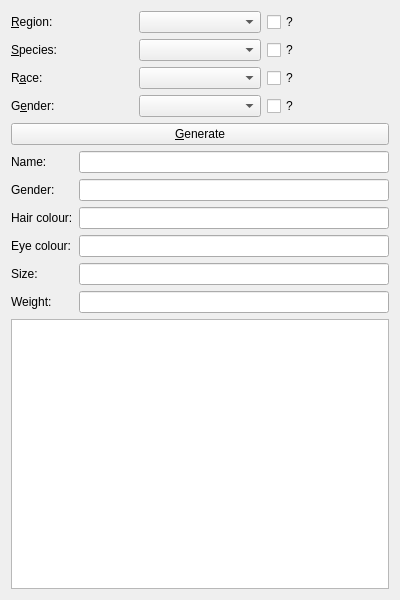
andreassch/RPGAssistant, file UI/NPCGeneratorWidget.ui: the form before one commit.
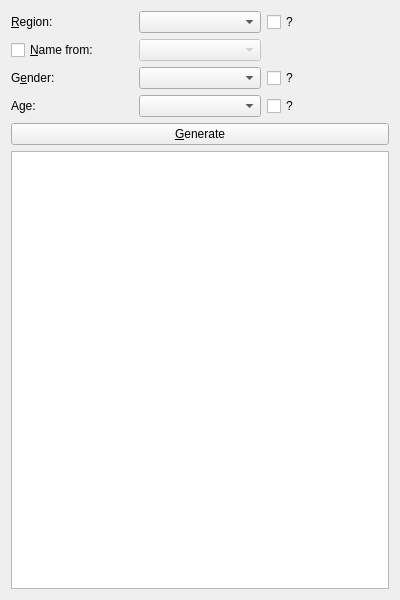
The form after the commit. Icons and pictures are not drawn.

Commit message: Refactored NSC generator which now copies DSASuite's Retorte person generator with its data as far as the data format could be figured out. Documented the conversion of DSASuite's data files in the README. Additional minor fixes.

```diff
--- a/UI/NPCGeneratorWidget.ui
+++ b/UI/NPCGeneratorWidget.ui
@@ -14,39 +14,33 @@
    <string>NPC Generator</string>
   </property>
   <property name="windowIcon">
-   <iconset resource="../icons.qrc">
+   <iconset resource="../graphics.qrc">
     <normaloff>:/Graphics/rpgassistant.ico</normaloff>:/Graphics/rpgassistant.ico</iconset>
   </property>
   <layout class="QVBoxLayout" name="verticalLayout">
    <item>
     <layout class="QGridLayout" name="gridLayout">
-     <item row="3" column="1">
+     <item row="2" column="1">
       <widget class="QComboBox" name="comboGender"/>
      </item>
-     <item row="2" column="0">
-      <widget class="QLabel" name="labelRace">
-       <property name="text">
-        <string>R&amp;ace:</string>
-       </property>
-       <property name="buddy">
-        <cstring>comboRace</cstring>
-       </property>
-      </widget>
-     </item>
-     <item row="1" column="1">
-      <widget class="QComboBox" name="comboSpecies"/>
-     </item>
      <item row="1" column="0">
-      <widget class="QLabel" name="labelSpecies">
+      <widget class="QCheckBox" name="checkNameRegion">
        <property name="text">
-        <string>&amp;Species:</string>
+        <string>&amp;Name from:</string>
        </property>
-       <property name="buddy">
-        <cstring>comboSpecies</cstring>
+      </widget>
+     </item>
+     <item row="2" column="2">
+      <widget class="QCheckBox" name="checkRandomGender">
+       <property name="text">
+        <string>?</string>
        </property>
       </widget>
      </item>
-     <item row="3" column="0">
+     <item row="0" column="1">
+      <widget class="QComboBox" name="comboRegion"/>
+     </item>
+     <item row="2" column="0">
       <widget class="QLabel" name="labelGender">
        <property name="text">
         <string>G&amp;ender:</string>
@@ -56,8 +50,12 @@
        </property>
       </widget>
      </item>
-     <item row="2" column="1">
-      <widget class="QComboBox" name="comboRace"/>
+     <item row="0" column="2">
+      <widget class="QCheckBox" name="checkRandomRegion">
+       <property name="text">
+        <string>?</string>
+       </property>
+      </widget>
      </item>
      <item row="0" column="0">
       <widget class="QLabel" name="labelRegion">
@@ -69,32 +67,25 @@
        </property>
       </widget>
      </item>
-     <item row="0" column="1">
-      <widget class="QComboBox" name="comboRegion"/>
-     </item>
-     <item row="0" column="2">
-      <widget class="QCheckBox" name="checkRandomRegion">
-       <property name="text">
-        <string>?</string>
+     <item row="1" column="1">
+      <widget class="QComboBox" name="comboNameRegion">
+       <property name="enabled">
+        <bool>false</bool>
        </property>
       </widget>
      </item>
-     <item row="1" column="2">
-      <widget class="QCheckBox" name="checkRandomSpecies">
+     <item row="3" column="0">
+      <widget class="QLabel" name="labelAge">
        <property name="text">
-        <string>?</string>
+        <string>Age:</string>
        </property>
       </widget>
      </item>
-     <item row="2" column="2">
-      <widget class="QCheckBox" name="checkRandomRace">
-       <property name="text">
-        <string>?</string>
-       </property>
-      </widget>
+     <item row="3" column="1">
+      <widget class="QComboBox" name="comboAge"/>
      </item>
      <item row="3" column="2">
-      <widget class="QCheckBox" name="checkRandomGender">
+      <widget class="QCheckBox" name="checkRandomAge">
        <property name="text">
         <string>?</string>
        </property>
@@ -110,89 +101,7 @@
     </widget>
    </item>
    <item>
-    <layout class="QFormLayout" name="formLayout_2">
-     <item row="0" column="0">
-      <widget class="QLabel" name="labelName">
-       <property name="text">
-        <string>Name:</string>
-       </property>
-       <property name="buddy">
-        <cstring>lineName</cstring>
-       </property>
-      </widget>
-     </item>
-     <item row="2" column="0">
-      <widget class="QLabel" name="labelHairColor">
-       <property name="text">
-        <string>Hair colour:</string>
-       </property>
-       <property name="buddy">
-        <cstring>lineHairColor</cstring>
-       </property>
-      </widget>
-     </item>
-     <item row="3" column="0">
-      <widget class="QLabel" name="labelEyeColor">
-       <property name="text">
-        <string>Eye colour:</string>
-       </property>
-       <property name="buddy">
-        <cstring>lineEyeColor</cstring>
-       </property>
-      </widget>
-     </item>
-     <item row="0" column="1">
-      <widget class="QLineEdit" name="lineName"/>
-     </item>
-     <item row="2" column="1">
-      <widget class="QLineEdit" name="lineHairColor"/>
-     </item>
-     <item row="3" column="1">
-      <widget class="QLineEdit" name="lineEyeColor"/>
-     </item>
-     <item row="4" column="0">
-      <widget class="QLabel" name="labelSize">
-       <property name="text">
-        <string>Size:</string>
-       </property>
-       <property name="buddy">
-        <cstring>lineSize</cstring>
-       </property>
-      </widget>
-     </item>
-     <item row="4" column="1">
-      <widget class="QLineEdit" name="lineSize"/>
-     </item>
-     <item row="5" column="0">
-      <widget class="QLabel" name="labelWeight">
-       <property name="text">
-        <string>Weight:</string>
-       </property>
-       <property name="buddy">
-        <cstring>lineWeight</cstring>
-       </property>
-      </widget>
-     </item>
-     <item row="5" column="1">
-      <widget class="QLineEdit" name="lineWeight"/>
-     </item>
-     <item row="1" column="0">
-      <widget class="QLabel" name="labelGenderResult">
-       <property name="text">
-        <string>Gender:</string>
-       </property>
-       <property name="buddy">
-        <cstring>lineGender</cstring>
-       </property>
-      </widget>
-     </item>
-     <item row="1" column="1">
-      <widget class="QLineEdit" name="lineGender"/>
-     </item>
-    </layout>
-   </item>
-   <item>
-    <widget class="QTextEdit" name="textResult"/>
+    <widget class="QTextEdit" name="textDescription"/>
    </item>
   </layout>
  </widget>
```
Left out of the diff: 2 changed lines with no effect on the pictures. The commit also changes 25 other files.
